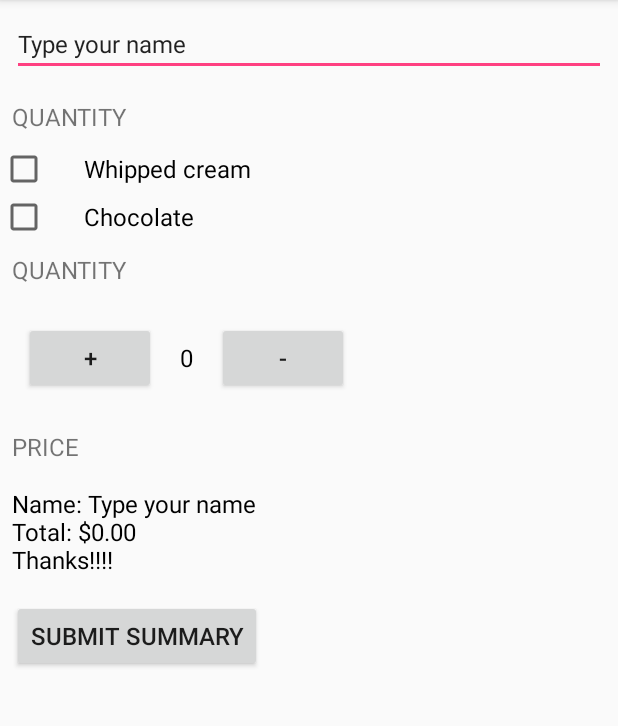
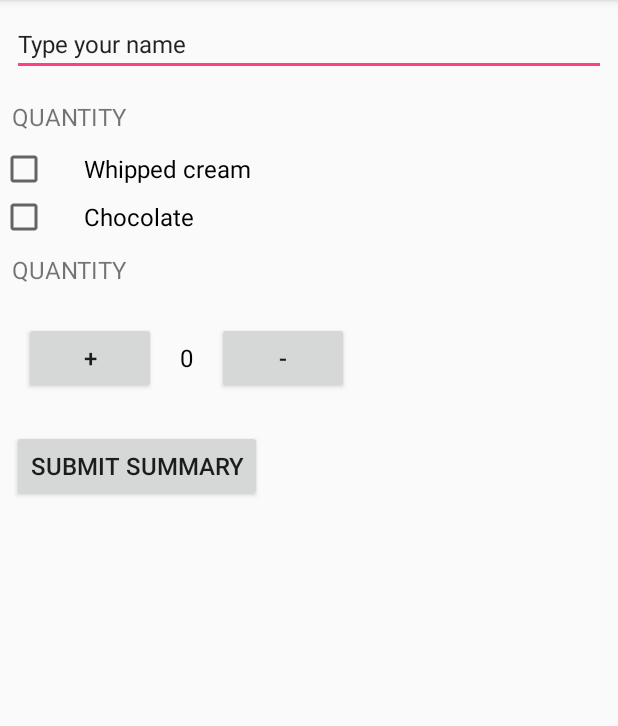
Before and after one commit to ArleyCH/Just-Java, an Android app: the screen it shows after launch (MainActivity), on a phone screen of 412 x 824 dp, the part 84-810 px from its top. Run offline under Robolectric (Android 15) with nearby library versions, the phone set to English and light mode, and no system bars.

Commit message:
Removed price displays on screen. Data is handled by a mail app now.

```diff
--- a/app/src/main/java/com/example/user/justjava/MainActivity.java
+++ b/app/src/main/java/com/example/user/justjava/MainActivity.java
@@ -1,5 +1,7 @@
 package com.example.user.justjava;
 
+import android.content.Intent;
+import android.net.Uri;
 import android.support.v7.app.AppCompatActivity;
 import android.os.Bundle;
 import android.view.View;
@@ -13,7 +15,7 @@ import java.text.NumberFormat;
 public class MainActivity extends AppCompatActivity {
 
     TextView quantityTextView;
-    TextView priceTextView;
+//    TextView priceTextView;
     String whippedCreamString;
     CheckBox whippedCreamCheckBox;
     String chocolate;
@@ -27,7 +29,7 @@ public class MainActivity extends AppCompatActivity {
         setContentView(R.layout.activity_main);
 
         quantityTextView = (TextView) findViewById(R.id.quantity_text_view);
-        priceTextView = (TextView) findViewById(R.id.price_text_view);
+//        priceTextView = (TextView) findViewById(R.id.price_text_view);
         whippedCreamCheckBox = (CheckBox) findViewById(R.id.checkbox_whipped_cream);
         chocholateCheckBox = (CheckBox) findViewById(R.id.checkbox_chocolate);
         nameEditText = (EditText) findViewById(R.id.edit_text_name);
@@ -123,6 +125,13 @@ public class MainActivity extends AppCompatActivity {
      */
     private void displayPrice(int number,String cream,String choco){
         String name = nameEditText.getText().toString();
-        priceTextView.setText("Name: "+name+"\nTotal: "+NumberFormat.getCurrencyInstance().format(number)+cream+choco+"\nThanks!!!!");
+        //priceTextView.setText("Name: "+name+"\nTotal: "+NumberFormat.getCurrencyInstance().format(number)+cream+choco+"\nThanks!!!!");
+        Intent intent = new Intent(Intent.ACTION_SENDTO);
+        intent.setData(Uri.parse("mailto:")); // only email apps should handle this
+        intent.putExtra(Intent.EXTRA_SUBJECT, "Coffee order");
+        intent.putExtra(Intent.EXTRA_TEXT, "Name: "+name+"\nTotal: "+NumberFormat.getCurrencyInstance().format(number)+cream+choco+"\nThanks!!!!");
+        if (intent.resolveActivity(getPackageManager()) != null) {
+            startActivity(intent);
+        }
     }
 }
--- a/app/src/main/res/layout/activity_main.xml
+++ b/app/src/main/res/layout/activity_main.xml
@@ -82,22 +82,6 @@
                 android:textSize="16sp" />
         </LinearLayout>
 
-        <TextView
-            android:layout_width="wrap_content"
-            android:layout_height="wrap_content"
-            android:layout_margin="8dp"
-            android:text="PRICE"
-            android:textSize="16sp" />
-
-        <TextView
-            android:id="@+id/price_text_view"
-            android:layout_width="wrap_content"
-            android:layout_height="wrap_content"
-            android:layout_margin="8dp"
-            android:text="$0"
-            android:textColor="#000000"
-            android:textSize="16sp" />
-
         <Button
             android:layout_width="wrap_content"
             android:layout_height="wrap_content"
```
